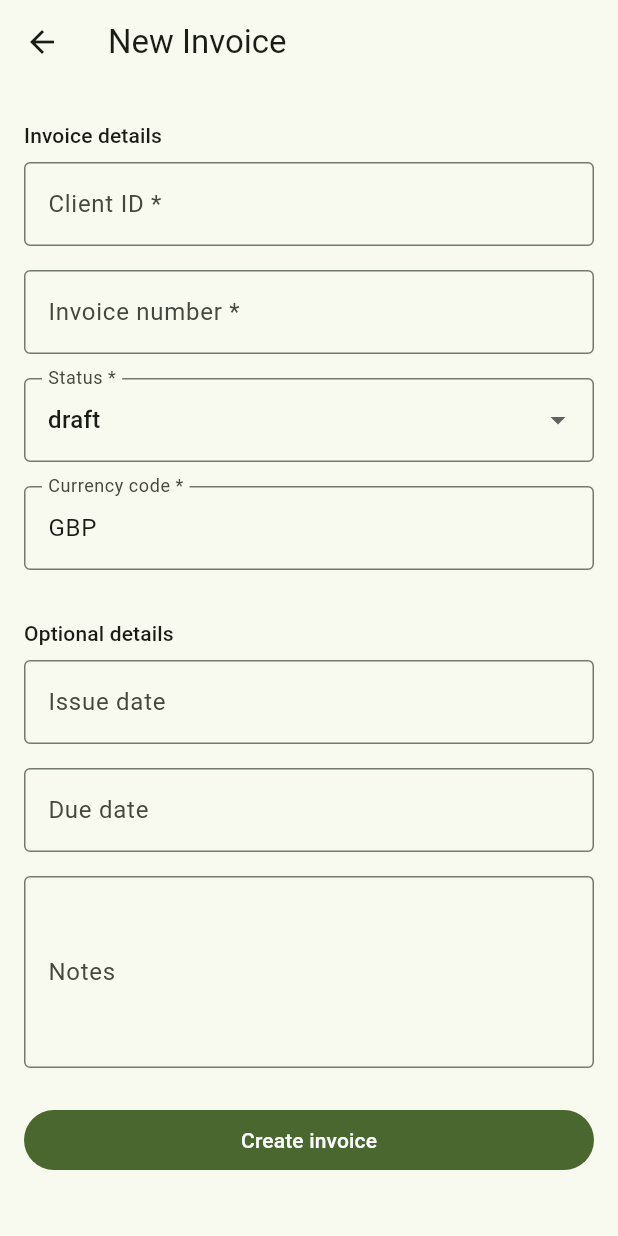
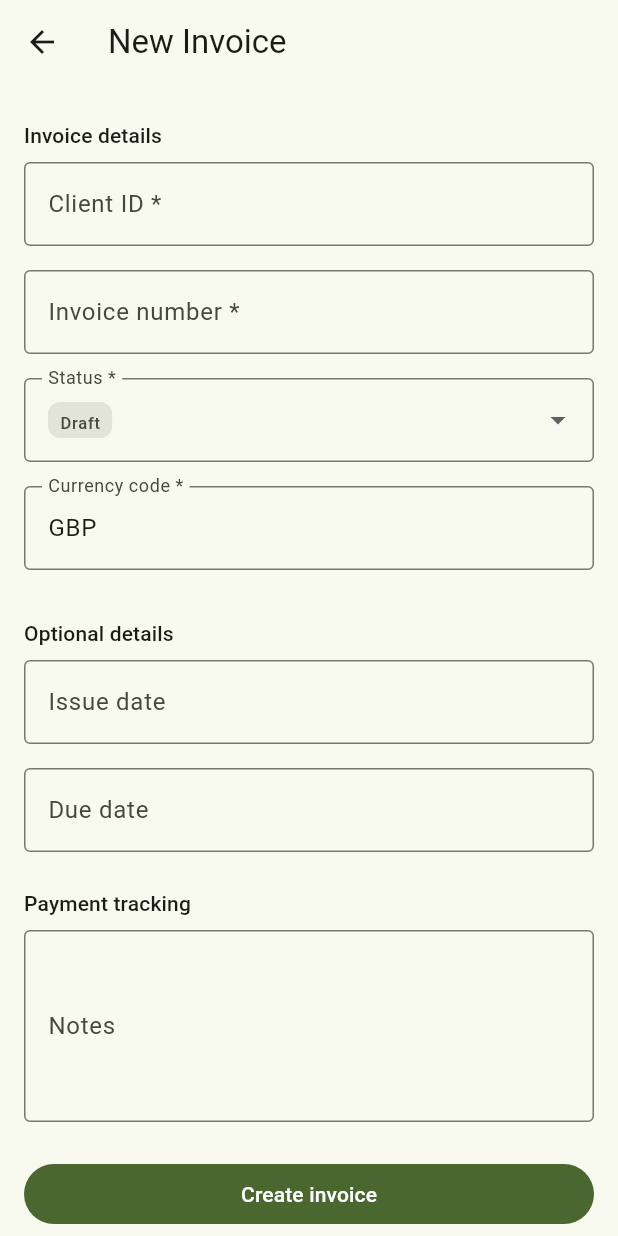
Before and after one commit to nathcymru/CiCwtch, a Flutter app: the InvoicesListScreen screen opened by its route, after a tap on the "add" icon, on a phone screen of 412 x 824 dp. Run offline on Flutter 3.47's test engine with Material 3 defaults, Android fonts, the phone set to English and light mode, and no system bars; network calls fail.

Commit message:
feat: Task 21 — Invoice status badge and payment tracking UX
Co-authored-by: nathcymru <215105778+nathcymru@users.noreply.github.com>

```diff
--- a/flutter/lib/features/invoices/presentation/invoice_form_screen.dart
+++ b/flutter/lib/features/invoices/presentation/invoice_form_screen.dart
@@ -2,6 +2,7 @@ import 'package:flutter/material.dart';
 
 import 'package:cicwtch/shared/domain/models/models.dart';
 import 'package:cicwtch/shared/presentation/form_error_banner.dart';
+import 'package:cicwtch/shared/presentation/invoice_status_badge.dart';
 import 'package:cicwtch/shared/presentation/section_heading.dart';
 
 const _statusOptions = ['draft', 'issued', 'paid', 'cancelled'];
@@ -137,7 +138,7 @@ class _InvoiceFormScreenState extends State<InvoiceFormScreen> {
                   border: OutlineInputBorder(),
                 ),
                 items: _statusOptions
-                    .map((s) => DropdownMenuItem(value: s, child: Text(s)))
+                    .map((s) => DropdownMenuItem(value: s, child: InvoiceStatusBadge(status: s)))
                     .toList(),
                 onChanged: (v) {
                   if (v != null) setState(() => _status = v);
@@ -177,6 +178,7 @@ class _InvoiceFormScreenState extends State<InvoiceFormScreen> {
                 keyboardType: TextInputType.datetime,
               ),
               const SizedBox(height: 16),
+              const SectionHeading(title: 'Payment tracking'),
               TextFormField(
                 controller: _notes,
                 decoration: const InputDecoration(
--- /dev/null
+++ b/flutter/lib/shared/presentation/invoice_status_badge.dart
@@ -0,0 +1,50 @@
+import 'package:flutter/material.dart';
+
+class InvoiceStatusBadge extends StatelessWidget {
+  const InvoiceStatusBadge({super.key, required this.status});
+
+  final String status;
+
+  @override
+  Widget build(BuildContext context) {
+    final theme = Theme.of(context);
+    final colorScheme = theme.colorScheme;
+
+    final Color backgroundColor;
+    final Color labelColor;
+
+    switch (status) {
+      case 'draft':
+        backgroundColor = colorScheme.surfaceContainerHighest;
+        labelColor = colorScheme.onSurfaceVariant;
+      case 'issued':
+        backgroundColor = colorScheme.primaryContainer;
+        labelColor = colorScheme.onPrimaryContainer;
+      case 'paid':
+        backgroundColor = const Color(0xFFD0F0C0);
+        labelColor = const Color(0xFF1B5E20);
+      case 'cancelled':
+        backgroundColor = colorScheme.errorContainer;
+        labelColor = colorScheme.onErrorContainer;
+      default:
+        backgroundColor = colorScheme.surfaceContainerHighest;
+        labelColor = colorScheme.onSurfaceVariant;
+    }
+
+    final label = status.isEmpty
+        ? '—'
+        : '${status[0].toUpperCase()}${status.substring(1)}';
+
+    return Chip(
+      label: Text(
+        label,
+        style: theme.textTheme.labelSmall?.copyWith(color: labelColor),
+      ),
+      backgroundColor: backgroundColor,
+      side: BorderSide.none,
+      padding: EdgeInsets.zero,
+      materialTapTargetSize: MaterialTapTargetSize.shrinkWrap,
+      visualDensity: VisualDensity.compact,
+    );
+  }
+}
```
Also changed, not shown: flutter/lib/features/invoices/presentation/invoice_detail_screen.dart (+15 -1 lines), flutter/lib/features/invoices/presentation/invoices_list_screen.dart (+21 -1 lines), 1 other file.
